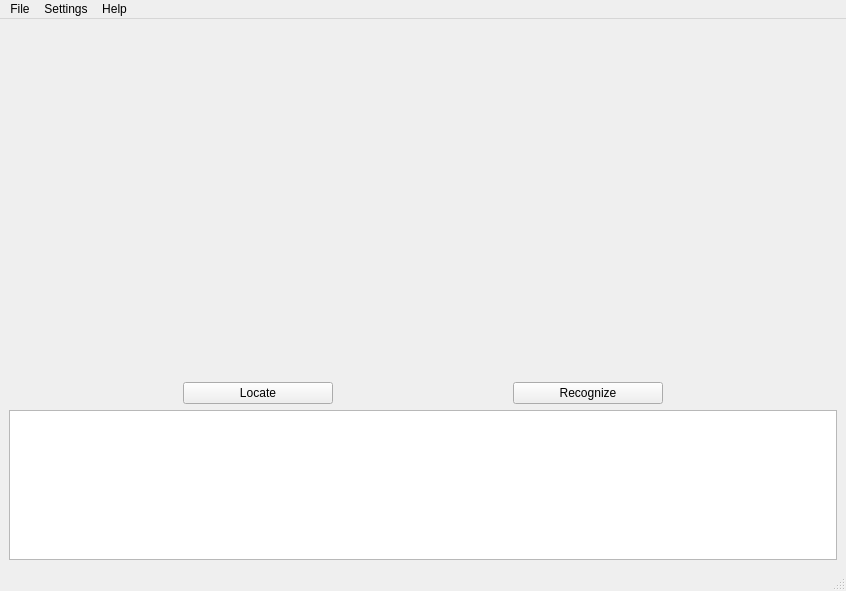
Above: gui/ui/app.ui from panderan/text-detection before the change. Below: the same form after it.
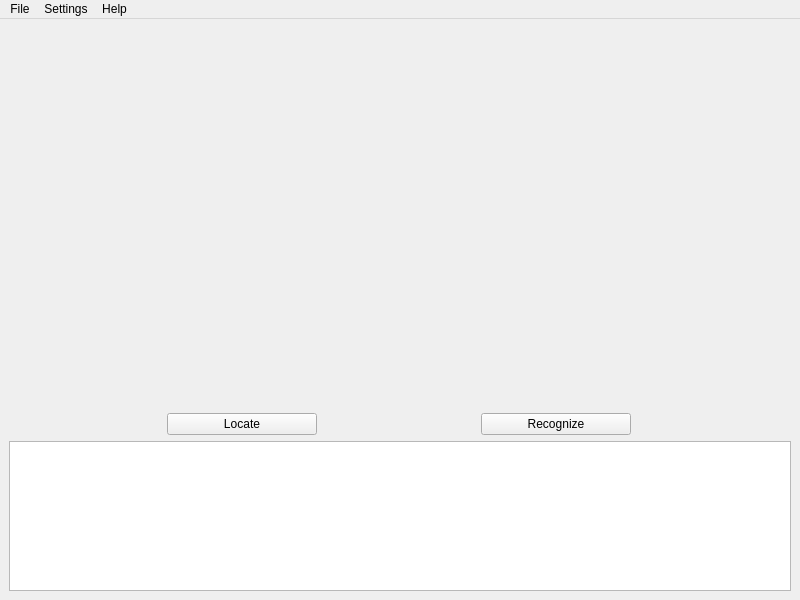
That is the form after the change.

Patch:
```diff
--- a/gui/ui/app.ui
+++ b/gui/ui/app.ui
@@ -6,8 +6,8 @@
    <rect>
     <x>0</x>
     <y>0</y>
-    <width>846</width>
-    <height>591</height>
+    <width>800</width>
+    <height>600</height>
    </rect>
   </property>
   <property name="windowTitle">
@@ -16,6 +16,8 @@
   <widget class="QWidget" name="centralwidget">
    <layout class="QVBoxLayout" name="verticalLayout">
     <item>
+     <layout class="QHBoxLayout" name="horizontalLayout">
+      <item>
      <widget class="QWidget" name="display_widget" native="true">
       <property name="sizePolicy">
        <sizepolicy hsizetype="Preferred" vsizetype="Expanding">
@@ -25,6 +27,8 @@
       </property>
      </widget>
     </item>
+     </layout>
+    </item>
     <item>
      <layout class="QHBoxLayout" name="botton_layout">
       <item>
@@ -72,8 +76,8 @@
     <rect>
      <x>0</x>
      <y>0</y>
-     <width>846</width>
-     <height>23</height>
+     <width>800</width>
+     <height>22</height>
     </rect>
    </property>
    <widget class="QMenu" name="menu_file">
@@ -102,7 +106,6 @@
    <addaction name="menu_settings"/>
    <addaction name="menu_help"/>
   </widget>
-  <widget class="QStatusBar" name="statusbar"/>
   <action name="action_open">
    <property name="text">
     <string>Open</string>
```
Left out of the diff: 6 changed lines with no effect on the pictures. Lines whose indentation alone changed are shown as unchanged.
